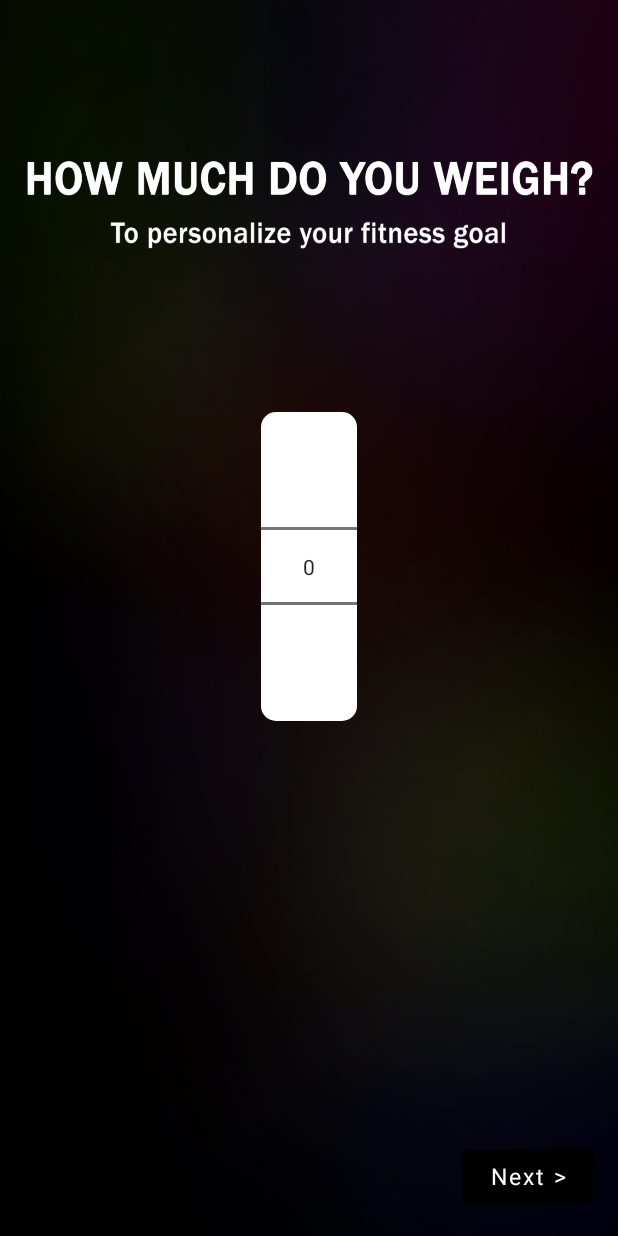
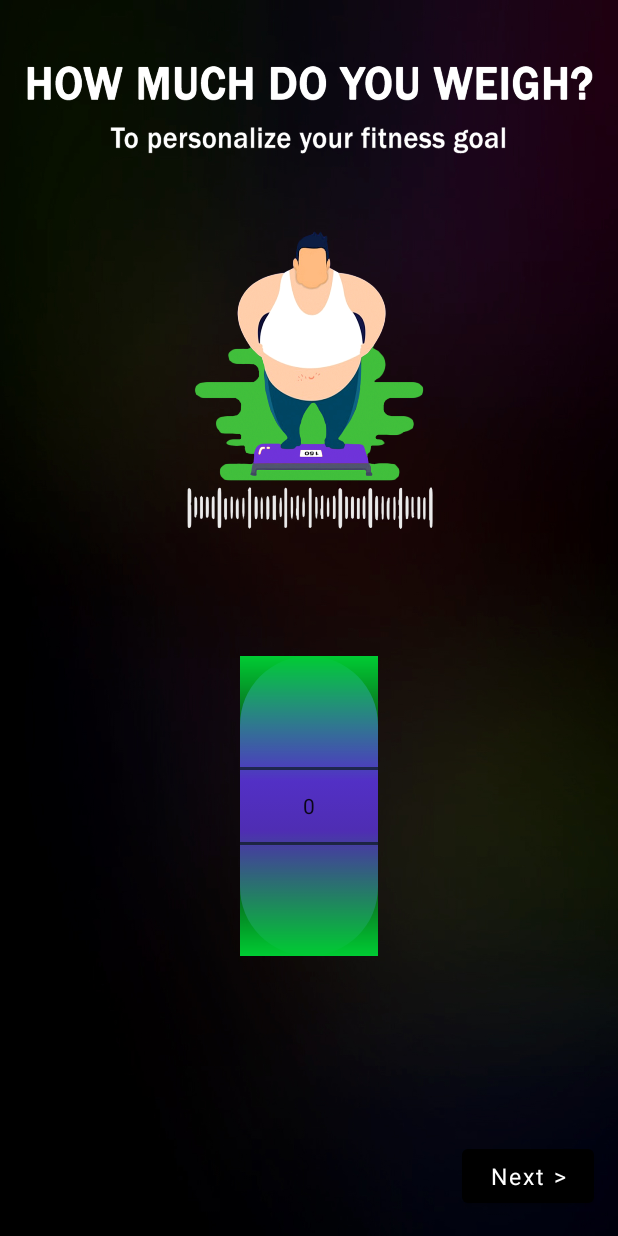
Before and after one commit to huynhmytuan/HealthKon, an Android app: the layout third_input_layout.xml on its own in the app's theme, with its tools: preview values and no code run, on a phone screen of 412 x 824 dp. Run offline under Robolectric (Android 15) with nearby library versions, the phone set to English and light mode, and no system bars; Roboto replaces fonts that are not available here.

Commit message:
--Duong commit --- bmi calculate

```diff
--- a/app/src/main/res/layout/third_input_layout.xml
+++ b/app/src/main/res/layout/third_input_layout.xml
@@ -6,53 +6,56 @@
     android:layout_height="match_parent"
     android:background="@drawable/bgrselultdetail"
     android:orientation="vertical"
-    android:weightSum="3">
+    android:weightSum="2">
 
     <LinearLayout
         android:layout_width="match_parent"
         android:layout_height="match_parent"
-        android:layout_weight="1"
+        android:layout_weight="0.9"
         android:orientation="vertical">
 
         <ImageView
             android:id="@+id/imageView6"
             android:layout_width="match_parent"
-            android:layout_height="match_parent"
+            android:layout_height="148dp"
             android:layout_marginStart="10dp"
             android:layout_marginEnd="10dp"
             app:srcCompat="@drawable/textpageweigh" />
+
+        <ImageView
+            android:id="@+id/imageView7"
+            android:layout_width="match_parent"
+            android:layout_height="214dp"
+            app:srcCompat="@drawable/weighimage" />
     </LinearLayout>
 
     <LinearLayout
         android:layout_width="match_parent"
         android:layout_height="match_parent"
-        android:layout_weight="1"
+        android:layout_weight="1.1"
         android:orientation="vertical">
 
         <LinearLayout
             android:layout_width="match_parent"
-            android:layout_height="wrap_content"
-            android:orientation="vertical">
+            android:layout_height="322dp"
+            android:orientation="horizontal"
+            android:weightSum="3">
 
             <NumberPicker
-                android:id="@+id/weight_numberpicker"
-                android:layout_width="wrap_content"
-                android:layout_height="206dp"
-                android:layout_gravity="center"
-                android:layout_weight="1"
-                android:background="@drawable/edittext_background">
+                android:id="@+id/height_numberpicker"
+                android:layout_width="match_parent"
+                android:layout_height="200dp"
+                android:layout_marginStart="160dp"
+                android:layout_marginTop="20dp"
+                android:layout_marginEnd="160dp"
+                android:background="@drawable/background_btn"
+                android:gravity="center"
+                android:solidColor="@color/green">
 
             </NumberPicker>
 
         </LinearLayout>
-
     </LinearLayout>
-
-    <androidx.coordinatorlayout.widget.CoordinatorLayout
-        android:layout_width="match_parent"
-        android:layout_height="match_parent"
-        android:layout_weight="1"
-        android:orientation="vertical">
 
     <Button
         android:id="@+id/next_button2"
@@ -67,5 +70,4 @@
         android:textSize="15sp"
         app:backgroundTint="@color/white"
         app:backgroundTintMode="multiply" />
-    </androidx.coordinatorlayout.widget.CoordinatorLayout>
 </LinearLayout>
```
Also changed, not shown: app/src/main/res/layout/four_input_layout.xml (+21 -24 lines), app/src/main/res/drawable/weighimage.png (added). Lines whose indentation alone changed are shown as unchanged.
